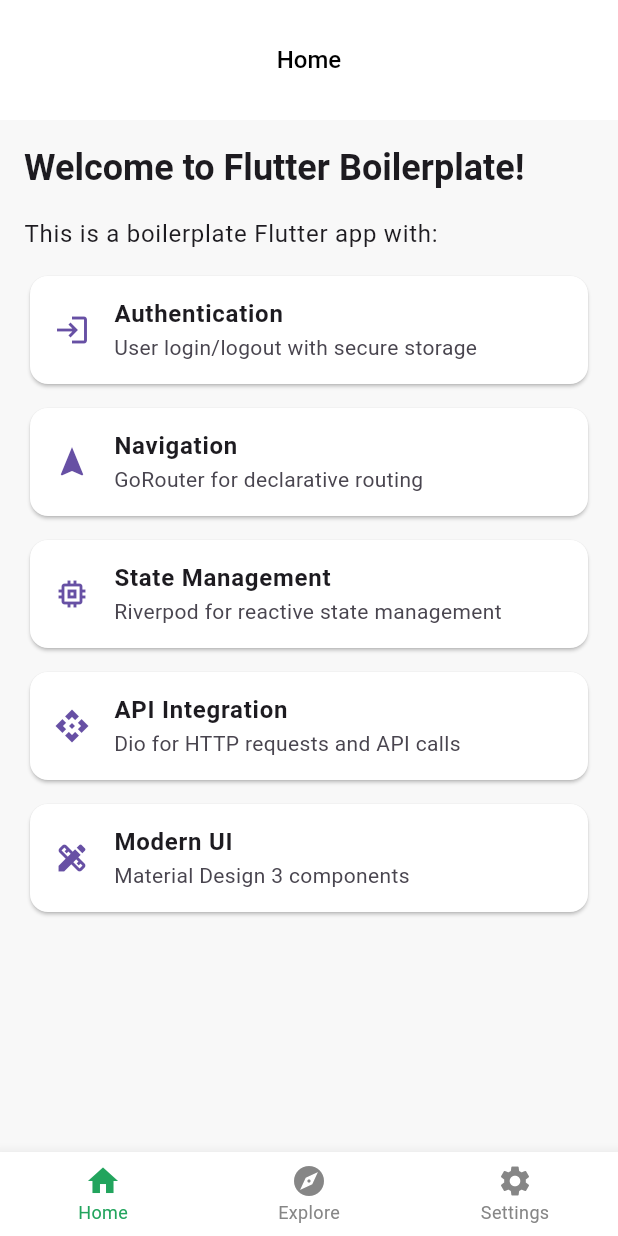
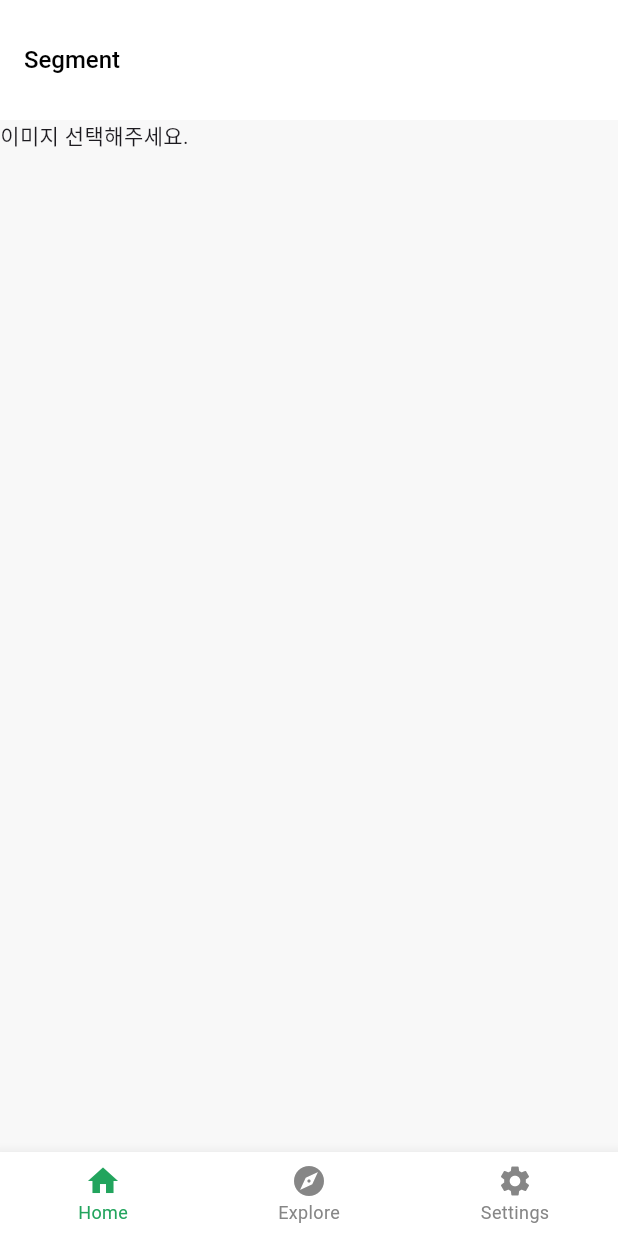
Before and after one commit to rumor1993/flutter-boilerplate, a Flutter app: the screen it shows after launch, on a phone screen of 412 x 824 dp. Run offline on Flutter 3.47's test engine with Material 3 defaults, Android fonts, the phone set to English and light mode, and no system bars; our stand-ins replace dio, flutter_riverpod, flutter_secure_storage, freezed_annotation, go_router, google_fonts and 4 more; missing offline and left inert: gallery_saver_plus, tflite_flutter; generated files the repository leaves out were written again.

Commit message:
깔끔한 이미지 처리 완료

```diff
--- a/lib/home/view/home_screen.dart
+++ b/lib/home/view/home_screen.dart
@@ -1,94 +1,99 @@
+import 'dart:io';
+import 'dart:typed_data';
+
 import 'package:flutter/material.dart';
-import 'package:flutter_riverpod/flutter_riverpod.dart';
+import 'package:flutter_boilerplate/home/view/image_cutout_processor.dart';
+import 'package:flutter_boilerplate/home/view/post_processor.dart';
+import 'package:flutter_boilerplate/home/view/selfie_multiclass_segmentation.dart';
+import 'package:flutter_boilerplate/home/view/sticker_border.dart';
+import 'package:image_picker/image_picker.dart';
+import 'package:image/image.dart' as img;
 
-class HomeScreen extends ConsumerWidget {
+import 'package:gallery_saver_plus/gallery_saver.dart';
+import 'package:path_provider/path_provider.dart';
+
+class HomeScreen extends StatefulWidget {
   const HomeScreen({super.key});
 
   @override
-  Widget build(BuildContext context, WidgetRef ref) {
+  State<HomeScreen> createState() => _HomeScreenState();
+}
+
+class _HomeScreenState extends State<HomeScreen> {
+  XFile? selectedImage;
+  Uint8List? maskImage;
+  Uint8List? transparentMaskImage;
+  Uint8List? processedMaskImage;
+  Uint8List? transparentProcessedMaskImage;
+  final SelfieMulticlassSegmentation _segmentation = SelfieMulticlassSegmentation();
+
+  @override
+  void initState() {
+    super.initState();
+    _loadModel();
+  }
+
+  Future<void> _loadModel() async {
+    await _segmentation.loadModel();
+
+    final ImagePicker imagePicker = ImagePicker();
+    final XFile? image = await imagePicker.pickImage(
+        source: ImageSource.gallery,
+        maxWidth: 1024,
+        maxHeight: 1024,
+        imageQuality: 85,
+    );
+
+    if (image != null) {
+      final bytes = await image.readAsBytes();
+      final output = await _segmentation.predict(bytes);
+      final mask = _segmentation.maskToImage(output);
+
+      final processedMask = PostProcessor.processmask(mask);
+      final transparentProcessedMask = ImageCutoutProcessor.createCutout(bytes, processedMask);
+
+      setState(() {
+        selectedImage = image;
+        transparentProcessedMaskImage = StickerBorder.addSimpleBorder(transparentProcessedMask, img.Color.fromRgb(255, 255, 255), borderWidth: 10);
+      });
+    }
+  }
+
+  @override
+  Widget build(BuildContext context) {
     return Scaffold(
-      appBar: AppBar(
-        title: const Text('Home'),
-        centerTitle: true,
-      ),
-      body: Padding(
-        padding: const EdgeInsets.all(16.0),
+      appBar: AppBar(title: Text("Segment")),
+      body: SingleChildScrollView(
         child: Column(
-          crossAxisAlignment: CrossAxisAlignment.start,
           children: [
-            Text(
-              'Welcome to Flutter Boilerplate!',
-              style: Theme.of(context).textTheme.headlineSmall?.copyWith(
-                fontWeight: FontWeight.bold,
-              ),
+            Container(
+              child:
+                  selectedImage != null
+                      ? Image.file(File(selectedImage!.path))
+                      : Text("이미지 선택해주세요."),
             ),
-            const SizedBox(height: 16),
-            Text(
-              'This is a boilerplate Flutter app with:',
-              style: Theme.of(context).textTheme.bodyLarge,
+
+            if (transparentProcessedMaskImage != null) Container(
+                color: Colors.black,
+                child: Image.memory(transparentProcessedMaskImage!)
             ),
-            const SizedBox(height: 12),
-            _FeatureCard(
-              icon: Icons.login,
-              title: 'Authentication',
-              description: 'User login/logout with secure storage',
-            ),
-            const SizedBox(height: 8),
-            _FeatureCard(
-              icon: Icons.navigation,
-              title: 'Navigation',
-              description: 'GoRouter for declarative routing',
-            ),
-            const SizedBox(height: 8),
-            _FeatureCard(
-              icon: Icons.memory,
-              title: 'State Management',
-              description: 'Riverpod for reactive state management',
-            ),
-            const SizedBox(height: 8),
-            _FeatureCard(
-              icon: Icons.api,
-              title: 'API Integration',
-              description: 'Dio for HTTP requests and API calls',
-            ),
-            const SizedBox(height: 8),
-            _FeatureCard(
-              icon: Icons.design_services,
-              title: 'Modern UI',
-              description: 'Material Design 3 components',
-            ),
+
+            if (transparentProcessedMaskImage != null) ElevatedButton(
+                onPressed: () async {
+                  final tempDir = await getTemporaryDirectory();
+                  final file = File('${tempDir.path}/temp_image.png');
+
+                  // 2. Uint8List를 파일로 저장
+                  await file.writeAsBytes(transparentProcessedMaskImage!);
+
+                  // 3. 갤러리에 저장
+                  await GallerySaver.saveImage(file.path);
+                },
+                child: Text("Download"),
+            )
           ],
         ),
       ),
     );
   }
 }
-
-class _FeatureCard extends StatelessWidget {
-  final IconData icon;
-  final String title;
-  final String description;
-
-  const _FeatureCard({
-    required this.icon,
-    required this.title,
-    required this.description,
-  });
-
-  @override
-  Widget build(BuildContext context) {
-    return Card(
-      child: ListTile(
-        leading: Icon(
-          icon,
-          color: Theme.of(context).colorScheme.primary,
-        ),
-        title: Text(
-          title,
-          style: const TextStyle(fontWeight: FontWeight.w600),
-        ),
-        subtitle: Text(description),
-      ),
-    );
-  }
-}
--- /dev/null
+++ b/lib/home/view/multi_segmentation_type.dart
@@ -0,0 +1,21 @@
+enum MultiSegmentationType {
+  background(0, 'background'),
+  hair(1, 'hair'),
+  bodySkin(2, 'body-skin'),
+  faceSkin(3, 'face-skin'),
+  clothes(4, 'clothes'),
+  others(5, 'others (accessories)');
+
+  const MultiSegmentationType(this.classIndex, this.description);
+
+  final int classIndex;
+  final String description;
+
+  // 편의 메서드들
+  static MultiSegmentationType fromIndex(int index) {
+    return MultiSegmentationType.values.firstWhere(
+          (cls) => cls.classIndex == index,
+      orElse: () => MultiSegmentationType.background,
+    );
+  }
+}
```
Also changed, not shown: lib/home/view/image_cutout_processor.dart (added, +45 -0 lines), lib/home/view/post_processor.dart (added, +276 -0 lines), lib/home/view/selfie_multiclass_segmentation.dart (added, +73 -0 lines), lib/home/view/sticker_border.dart (added, +98 -0 lines), pubspec.yaml (+9 -2 lines), assets/models/IMG_1576-2.jpg (added), assets/models/IMG_1576.jpg (added), assets/models/IMG_8790.jpg (added), assets/models/img.png (added), assets/models/img2.jpg (added), pubspec.lock, 6 other files.
